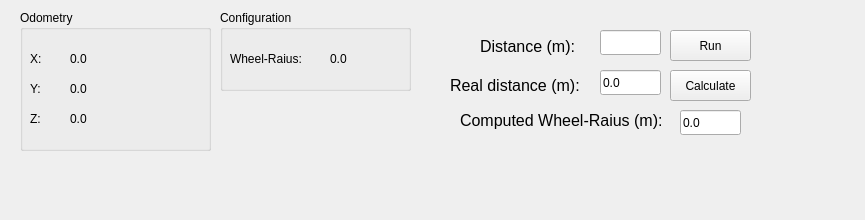
First picture: the form in andino_rqt/resource/andino_calibrate.ui, repository jlaube/andino, before the edit.
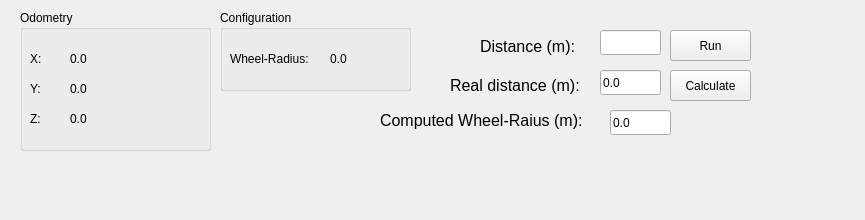
Second picture: the form after the edit.

Patch:
```diff
--- a/andino_rqt/resource/andino_calibrate.ui
+++ b/andino_rqt/resource/andino_calibrate.ui
@@ -40,9 +40,9 @@
   <widget class="QLabel" name="max_value_label">
    <property name="geometry">
     <rect>
-     <x>460</x>
+     <x>380</x>
      <y>110</y>
-     <width>211</width>
+     <width>221</width>
      <height>21</height>
     </rect>
    </property>
@@ -199,7 +199,7 @@
      </rect>
     </property>
     <property name="text">
-     <string>Wheel-Raius:</string>
+     <string>Wheel-Radius:</string>
     </property>
    </widget>
    <widget class="QLabel" name="wheel_radius_m">
@@ -242,7 +242,7 @@
   <widget class="QLineEdit" name="computed_wheel_radius_m">
    <property name="geometry">
     <rect>
-     <x>680</x>
+     <x>610</x>
      <y>110</y>
      <width>61</width>
      <height>25</height>
```
